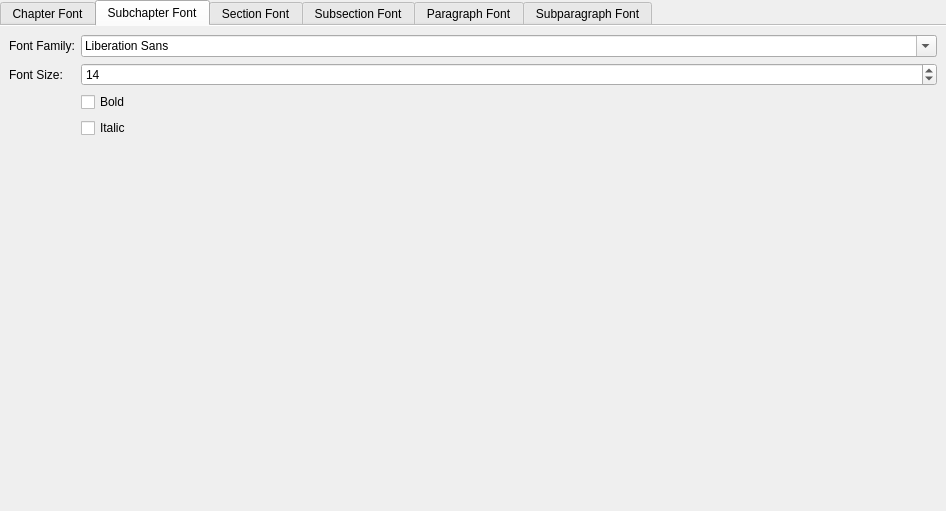
KDE/cantor, file src/formating.ui: the form before one commit.
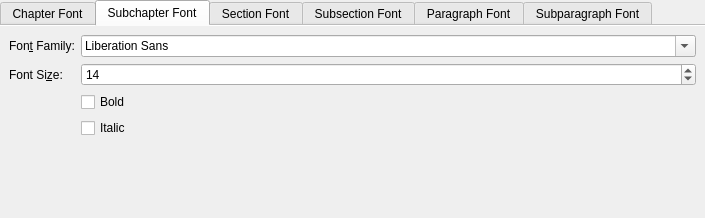
The form after the commit. The open tabs and pages were chosen to show the change.

Commit message:
Addressed a couple of compiler warnings.
FIXED-IN: 25.02

```diff
--- a/src/formating.ui
+++ b/src/formating.ui
@@ -6,8 +6,8 @@
    <rect>
     <x>0</x>
     <y>0</y>
-    <width>946</width>
-    <height>511</height>
+    <width>705</width>
+    <height>218</height>
    </rect>
   </property>
   <layout class="QVBoxLayout" name="verticalLayout_2">
@@ -98,11 +98,11 @@
       <attribute name="title">
        <string>Subchapter Font</string>
       </attribute>
-      <layout class="QFormLayout" name="verticalLayout">
+      <layout class="QFormLayout" name="verticalLayout4">
        <item row="0" column="0">
-        <widget class="QLabel" name="label_2">
+        <widget class="QLabel" name="lSubchapterFontFamily">
          <property name="text">
-          <string>Font Family:</string>
+          <string>Fon&amp;t Family:</string>
          </property>
          <property name="buddy">
           <cstring>kcfg_SubchapterFontFamily</cstring>
@@ -113,9 +113,9 @@
         <widget class="QFontComboBox" name="kcfg_SubchapterFontFamily"/>
        </item>
        <item row="1" column="0">
-        <widget class="QLabel" name="label_3">
+        <widget class="QLabel" name="lSubchapterFontSize">
          <property name="text">
-          <string>Font Size:</string>
+          <string>Font Si&amp;ze:</string>
          </property>
          <property name="buddy">
           <cstring>kcfg_SubchapterFontSize</cstring>
```
Left out of the diff: 62 changed lines with no effect on the pictures. The commit also changes 1 other file.
